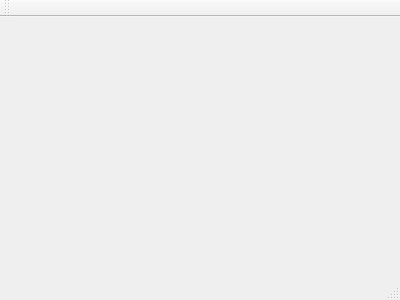
First picture: the form in mainwindow.ui, repository igorternyuk/TeQtLibraryManagmentSystem, before the edit.
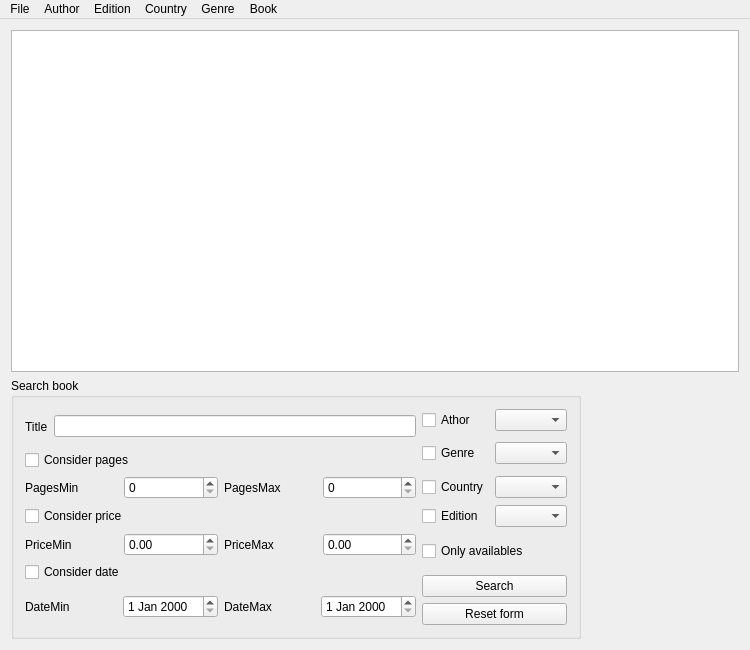
Second picture: the form after the edit.

Commit message: Five tables added

```diff
--- a/mainwindow.ui
+++ b/mainwindow.ui
@@ -1,24 +1,394 @@
 <ui version="4.0">
  <class>MainWindow</class>
- <widget class="QMainWindow" name="MainWindow" >
-  <property name="geometry" >
+ <widget class="QMainWindow" name="MainWindow">
+  <property name="geometry">
    <rect>
     <x>0</x>
     <y>0</y>
-    <width>400</width>
-    <height>300</height>
+    <width>750</width>
+    <height>650</height>
    </rect>
   </property>
-  <property name="windowTitle" >
+  <property name="minimumSize">
+   <size>
+    <width>750</width>
+    <height>650</height>
+   </size>
+  </property>
+  <property name="maximumSize">
+   <size>
+    <width>16777215</width>
+    <height>16777215</height>
+   </size>
+  </property>
+  <property name="windowTitle">
    <string>MainWindow</string>
   </property>
-  <widget class="QMenuBar" name="menuBar" />
-  <widget class="QToolBar" name="mainToolBar" />
-  <widget class="QWidget" name="centralWidget" />
-  <widget class="QStatusBar" name="statusBar" />
+  <widget class="QWidget" name="centralWidget">
+   <layout class="QGridLayout" name="gridLayout_3">
+    <item row="0" column="0">
+     <layout class="QVBoxLayout" name="verticalLayout">
+      <item>
+       <widget class="QTableView" name="tableView">
+        <property name="minimumSize">
+         <size>
+          <width>721</width>
+          <height>311</height>
+         </size>
+        </property>
+       </widget>
+      </item>
+      <item>
+       <layout class="QHBoxLayout" name="horizontalLayout_9">
+        <item>
+         <widget class="QGroupBox" name="groupBox">
+          <property name="minimumSize">
+           <size>
+            <width>570</width>
+            <height>261</height>
+           </size>
+          </property>
+          <property name="maximumSize">
+           <size>
+            <width>570</width>
+            <height>261</height>
+           </size>
+          </property>
+          <property name="title">
+           <string>Search book</string>
+          </property>
+          <layout class="QGridLayout" name="gridLayout_2">
+           <item row="0" column="0">
+            <layout class="QGridLayout" name="gridLayout">
+             <item row="0" column="0" rowspan="2">
+              <layout class="QHBoxLayout" name="horizontalLayout_8">
+               <item>
+                <widget class="QLabel" name="label_7">
+                 <property name="text">
+                  <string>Title</string>
+                 </property>
+                </widget>
+               </item>
+               <item>
+                <widget class="QLineEdit" name="txtSearch"/>
+               </item>
+              </layout>
+             </item>
+             <item row="0" column="1">
+              <layout class="QHBoxLayout" name="horizontalLayout_4">
+               <item>
+                <widget class="QCheckBox" name="checkBoxAuthor">
+                 <property name="text">
+                  <string>Athor</string>
+                 </property>
+                </widget>
+               </item>
+               <item>
+                <widget class="QComboBox" name="comboAuthores"/>
+               </item>
+              </layout>
+             </item>
+             <item row="1" column="1" rowspan="2">
+              <layout class="QHBoxLayout" name="horizontalLayout_5">
+               <item>
+                <widget class="QCheckBox" name="checkBoxGenre">
+                 <property name="text">
+                  <string>Genre</string>
+                 </property>
+                </widget>
+               </item>
+               <item>
+                <widget class="QComboBox" name="comboGenres"/>
+               </item>
+              </layout>
+             </item>
+             <item row="2" column="0">
+              <widget class="QCheckBox" name="checkBoxPages">
+               <property name="text">
+                <string>Consider pages</string>
+               </property>
+              </widget>
+             </item>
+             <item row="3" column="0">
+              <layout class="QHBoxLayout" name="horizontalLayout">
+               <item>
+                <widget class="QLabel" name="label">
+                 <property name="text">
+                  <string>PagesMin</string>
+                 </property>
+                </widget>
+               </item>
+               <item>
+                <widget class="QSpinBox" name="spinBoxPagesMin">
+                 <property name="maximum">
+                  <number>10000</number>
+                 </property>
+                </widget>
+               </item>
+               <item>
+                <widget class="QLabel" name="label_2">
+                 <property name="text">
+                  <string>PagesMax</string>
+                 </property>
+                </widget>
+               </item>
+               <item>
+                <widget class="QSpinBox" name="spinBoxPagesMax">
+                 <property name="maximum">
+                  <number>100000</number>
+                 </property>
+                </widget>
+               </item>
+              </layout>
+             </item>
+             <item row="3" column="1">
+              <layout class="QHBoxLayout" name="horizontalLayout_6">
+               <item>
+                <widget class="QCheckBox" name="checkBoxCountry">
+                 <property name="text">
+                  <string>Country</string>
+                 </property>
+                </widget>
+               </item>
+               <item>
+                <widget class="QComboBox" name="comboCountries"/>
+               </item>
+              </layout>
+             </item>
+             <item row="4" column="0">
+              <widget class="QCheckBox" name="checkBoxPrice">
+               <property name="text">
+                <string>Consider price</string>
+               </property>
+              </widget>
+             </item>
+             <item row="4" column="1">
+              <layout class="QHBoxLayout" name="horizontalLayout_7">
+               <item>
+                <widget class="QCheckBox" name="checkBoxEdition">
+                 <property name="text">
+                  <string>Edition</string>
+                 </property>
+                </widget>
+               </item>
+               <item>
+                <widget class="QComboBox" name="comboEditions"/>
+               </item>
+              </layout>
+             </item>
+             <item row="5" column="0">
+              <layout class="QHBoxLayout" name="horizontalLayout_2">
+               <item>
+                <widget class="QLabel" name="label_3">
+                 <property name="text">
+                  <string>PriceMin</string>
+                 </property>
+                </widget>
+               </item>
+               <item>
+                <widget class="QDoubleSpinBox" name="spinBoxPriceMin">
+                 <property name="maximum">
+                  <double>999999999.000000000000000</double>
+                 </property>
+                </widget>
+               </item>
+               <item>
+                <widget class="QLabel" name="label_4">
+                 <property name="text">
+                  <string>PriceMax</string>
+                 </property>
+                </widget>
+               </item>
+               <item>
+                <widget class="QDoubleSpinBox" name="spinBoxPriceMax">
+                 <property name="maximum">
+                  <double>999999999.000000000000000</double>
+                 </property>
+                </widget>
+               </item>
+              </layout>
+             </item>
+             <item row="5" column="1" rowspan="2">
+              <widget class="QCheckBox" name="checkBoxOnlyAvailables">
+               <property name="text">
+                <string>Only availables</string>
+               </property>
+              </widget>
+             </item>
+             <item row="6" column="0" rowspan="2">
+              <widget class="QCheckBox" name="checkBoxDate">
+               <property name="text">
+                <string>Consider date</string>
+               </property>
+              </widget>
+             </item>
+             <item row="7" column="1" rowspan="2">
+              <widget class="QPushButton" name="btnSearchBook">
+               <property name="text">
+                <string>Search</string>
+               </property>
+              </widget>
+             </item>
+             <item row="8" column="0" rowspan="2">
+              <layout class="QHBoxLayout" name="horizontalLayout_3">
+               <item>
+                <widget class="QLabel" name="label_5">
+                 <property name="text">
+                  <string>DateMin</string>
+                 </property>
+                </widget>
+               </item>
+               <item>
+                <widget class="QDateEdit" name="dateEditMIn"/>
+               </item>
+               <item>
+                <widget class="QLabel" name="label_6">
+                 <property name="text">
+                  <string>DateMax</string>
+                 </property>
+                </widget>
+               </item>
+               <item>
+                <widget class="QDateEdit" name="dateEditMax"/>
+               </item>
+              </layout>
+             </item>
+             <item row="9" column="1">
+              <widget class="QPushButton" name="btnResetForm">
+               <property name="text">
+                <string>Reset form</string>
+               </property>
+              </widget>
+             </item>
+            </layout>
+           </item>
+          </layout>
+         </widget>
+        </item>
+        <item>
+         <spacer name="horizontalSpacer">
+          <property name="orientation">
+           <enum>Qt::Horizontal</enum>
+          </property>
+          <property name="sizeHint" stdset="0">
+           <size>
+            <width>40</width>
+            <height>20</height>
+           </size>
+          </property>
+         </spacer>
+        </item>
+       </layout>
+      </item>
+     </layout>
+    </item>
+   </layout>
+  </widget>
+  <widget class="QMenuBar" name="menuBar">
+   <property name="geometry">
+    <rect>
+     <x>0</x>
+     <y>0</y>
+     <width>750</width>
+     <height>19</height>
+    </rect>
+   </property>
+   <widget class="QMenu" name="menuFile">
+    <property name="title">
+     <string>File</string>
+    </property>
+    <addaction name="action_close"/>
+   </widget>
+   <widget class="QMenu" name="menuAuthor">
+    <property name="title">
+     <string>Author</string>
+    </property>
+    <addaction name="action_edit_authors"/>
+   </widget>
+   <widget class="QMenu" name="menuEdition">
+    <property name="title">
+     <string>Edition</string>
+    </property>
+    <addaction name="action_manage_editions"/>
+   </widget>
+   <widget class="QMenu" name="menuCountry">
+    <property name="title">
+     <string>Country</string>
+    </property>
+    <addaction name="action_edit_countries"/>
+   </widget>
+   <widget class="QMenu" name="menuGenre">
+    <property name="title">
+     <string>Genre</string>
+    </property>
+    <addaction name="action_edit_genres"/>
+   </widget>
+   <widget class="QMenu" name="menuBook">
+    <property name="title">
+     <string>Book</string>
+    </property>
+    <addaction name="action_insert_book"/>
+    <addaction name="action_remove_book"/>
+    <addaction name="action_search_book"/>
+   </widget>
+   <addaction name="menuFile"/>
+   <addaction name="menuAuthor"/>
+   <addaction name="menuEdition"/>
+   <addaction name="menuCountry"/>
+   <addaction name="menuGenre"/>
+   <addaction name="menuBook"/>
+  </widget>
+  <action name="action_close">
+   <property name="text">
+    <string>Close</string>
+   </property>
+  </action>
+  <action name="action_edit_authors">
+   <property name="text">
+    <string>Edit authors</string>
+   </property>
+  </action>
+  <action name="action_manage_editions">
+   <property name="text">
+    <string>Manage editions</string>
+   </property>
+  </action>
+  <action name="action_edit_countries">
+   <property name="text">
+    <string>Edit countries</string>
+   </property>
+  </action>
+  <action name="action_edit_genres">
+   <property name="text">
+    <string>Edit genres</string>
+   </property>
+  </action>
+  <action name="action_insert_book">
+   <property name="text">
+    <string>Insert book</string>
+   </property>
+   <property name="toolTip">
+    <string>Insert book</string>
+   </property>
+  </action>
+  <action name="action_remove_book">
+   <property name="text">
+    <string>Remove book</string>
+   </property>
+   <property name="toolTip">
+    <string>Remove book</string>
+   </property>
+  </action>
+  <action name="action_search_book">
+   <property name="text">
+    <string>Search for a book</string>
+   </property>
+   <property name="toolTip">
+    <string>Search for a book</string>
+   </property>
+  </action>
  </widget>
- <layoutDefault spacing="6" margin="11" />
- <pixmapfunction></pixmapfunction>
+ <layoutdefault spacing="6" margin="11"/>
  <resources/>
  <connections/>
 </ui>
```
Left out of the diff: 1 changed line with no effect on the pictures. The commit also changes 30 other files.
